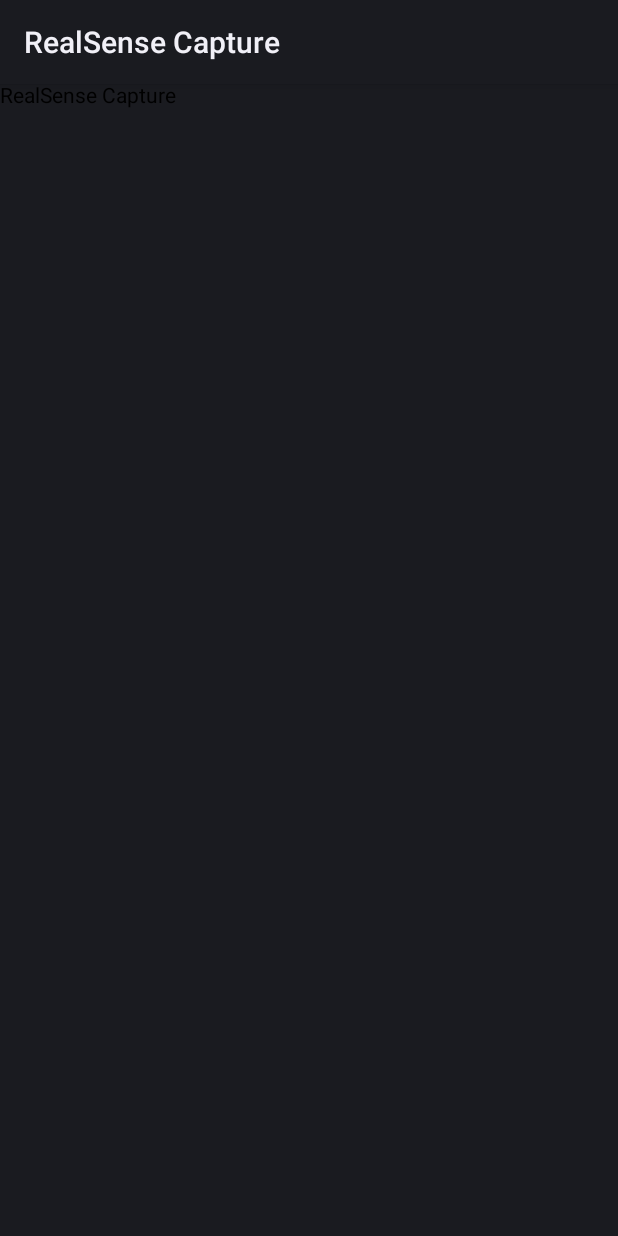
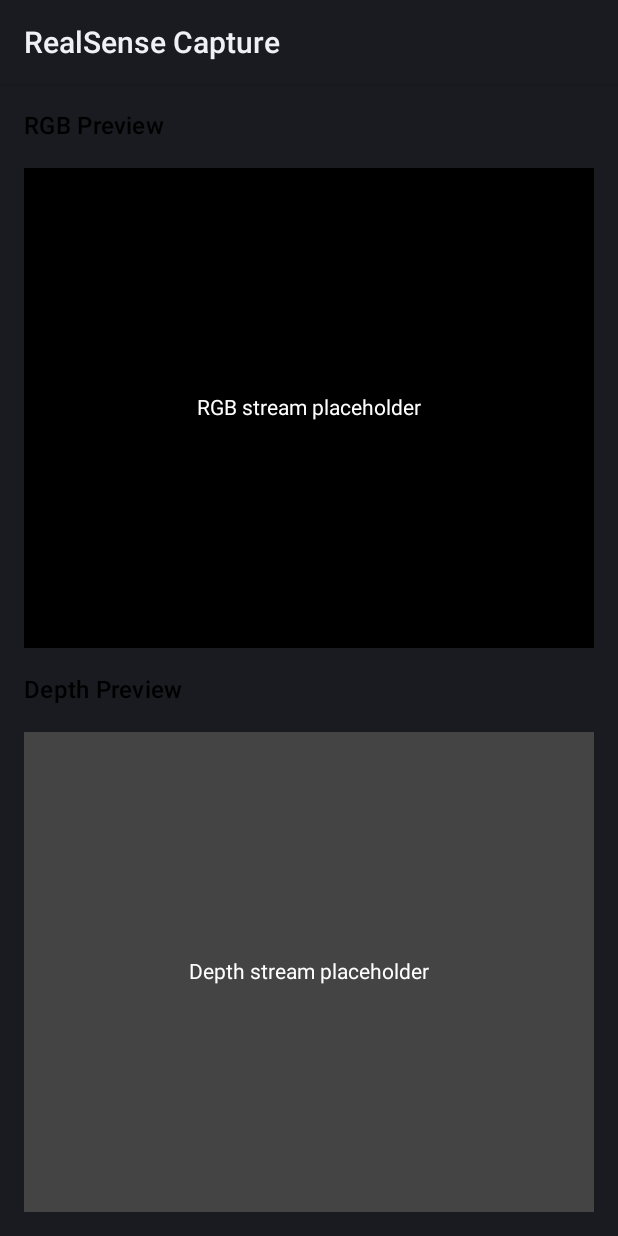
Before and after one commit to Sergienkov/RScamera, an Android app built with Jetpack Compose: the screen it shows after launch (MainActivity), on a phone screen of 412 x 824 dp. Run offline under Robolectric (Android 15) with nearby library versions, the phone set to English and light mode, and no system bars.

Commit message:
feat: add preview screen scaffold

```diff
--- a/app/src/main/java/com/example/realsensecapture/MainActivity.kt
+++ b/app/src/main/java/com/example/realsensecapture/MainActivity.kt
@@ -3,13 +3,13 @@
 import android.os.Bundle
 import androidx.activity.ComponentActivity
 import androidx.activity.compose.setContent
-import com.example.realsensecapture.ui.Placeholder
+import com.example.realsensecapture.ui.PreviewScreen
 
 class MainActivity : ComponentActivity() {
     override fun onCreate(savedInstanceState: Bundle?) {
         super.onCreate(savedInstanceState)
         setContent {
-            Placeholder()
+            PreviewScreen()
         }
     }
 }
--- a/ui/src/main/java/com/example/realsensecapture/ui/Placeholder.kt
+++ /dev/null
@@ -1,9 +0,0 @@
-package com.example.realsensecapture.ui
-
-import androidx.compose.material3.Text
-import androidx.compose.runtime.Composable
-
-@Composable
-fun Placeholder() {
-    Text("RealSense Capture")
-}
--- /dev/null
+++ b/ui/src/main/java/com/example/realsensecapture/ui/PreviewScreen.kt
@@ -0,0 +1,54 @@
+package com.example.realsensecapture.ui
+
+import androidx.compose.foundation.background
+import androidx.compose.foundation.layout.Box
+import androidx.compose.foundation.layout.Column
+import androidx.compose.foundation.layout.Arrangement
+import androidx.compose.foundation.layout.fillMaxSize
+import androidx.compose.foundation.layout.fillMaxWidth
+import androidx.compose.foundation.layout.padding
+import androidx.compose.material3.MaterialTheme
+import androidx.compose.material3.Text
+import androidx.compose.runtime.Composable
+import androidx.compose.ui.Alignment
+import androidx.compose.ui.Modifier
+import androidx.compose.ui.graphics.Color
+import androidx.compose.ui.unit.dp
+
+@Composable
+fun PreviewScreen(modifier: Modifier = Modifier) {
+    Column(
+        modifier
+            .fillMaxSize()
+            .padding(16.dp),
+        verticalArrangement = Arrangement.spacedBy(16.dp)
+    ) {
+        Text(
+            text = "RGB Preview",
+            style = MaterialTheme.typography.titleMedium
+        )
+        Box(
+            modifier = Modifier
+                .weight(1f)
+                .fillMaxWidth()
+                .background(Color.Black),
+            contentAlignment = Alignment.Center
+        ) {
+            Text("RGB stream placeholder", color = Color.White)
+        }
+
+        Text(
+            text = "Depth Preview",
+            style = MaterialTheme.typography.titleMedium
+        )
+        Box(
+            modifier = Modifier
+                .weight(1f)
+                .fillMaxWidth()
+                .background(Color.DarkGray),
+            contentAlignment = Alignment.Center
+        ) {
+            Text("Depth stream placeholder", color = Color.White)
+        }
+    }
+}
```
Also changed, not shown: 2 other files.
